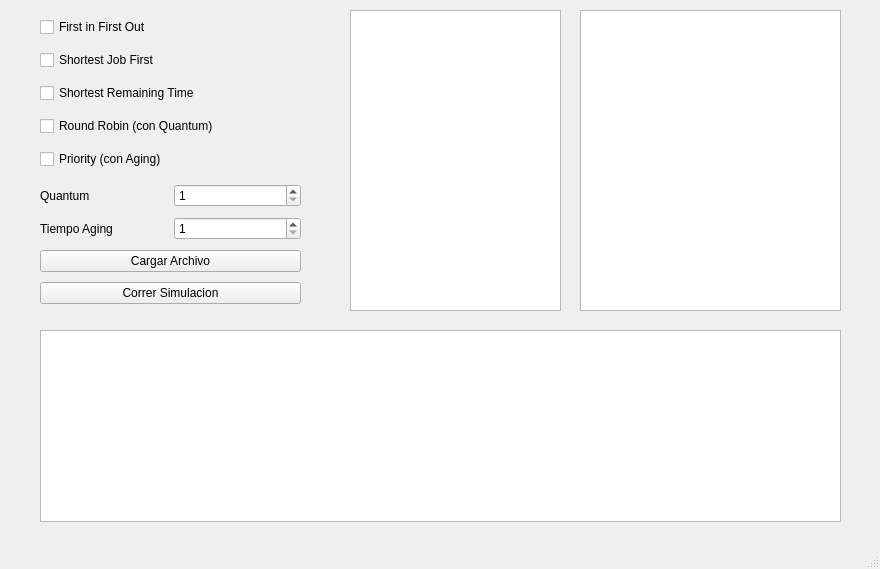
Qt form sincronizacion_calendarizacion/schedulingwindow.ui (chuy-zip/PROYECTO3_SISTOS) before a commit.
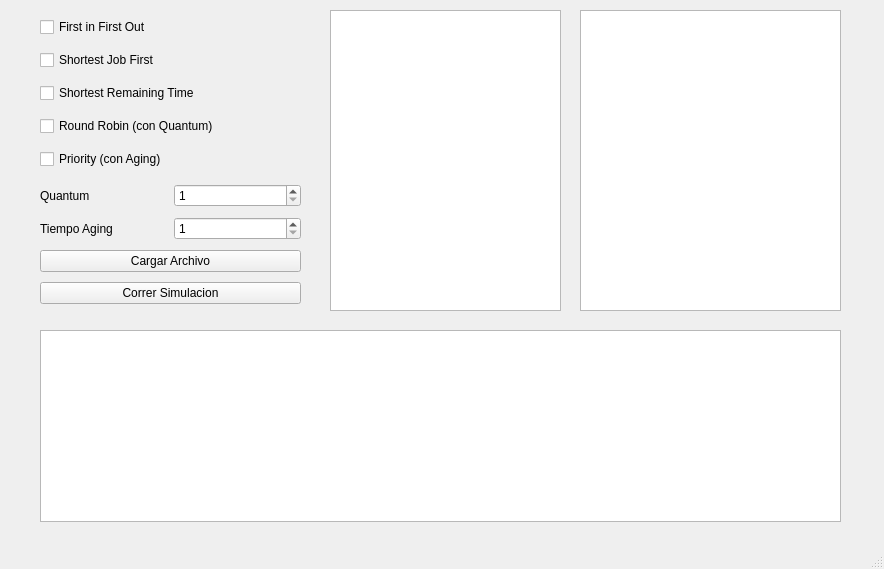
The same form after that commit.

Patch:
```diff
--- a/sincronizacion_calendarizacion/schedulingwindow.ui
+++ b/sincronizacion_calendarizacion/schedulingwindow.ui
@@ -6,7 +6,7 @@
    <rect>
     <x>0</x>
     <y>0</y>
-    <width>880</width>
+    <width>884</width>
     <height>569</height>
    </rect>
   </property>
@@ -129,9 +129,9 @@
    <widget class="QTextEdit" name="txtContenidoArchivo">
     <property name="geometry">
      <rect>
-      <x>350</x>
+      <x>330</x>
       <y>10</y>
-      <width>211</width>
+      <width>231</width>
       <height>301</height>
      </rect>
     </property>
```
Left out of the diff: 2 changed lines with no effect on the pictures.
